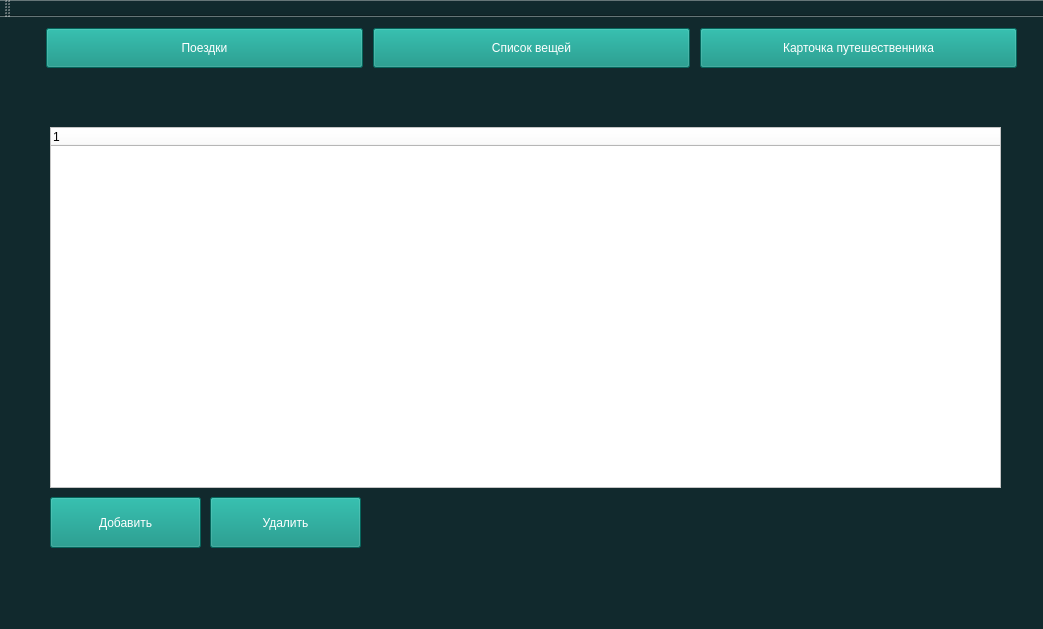
Mrx-x/TravelerGuide, file src/mainwindow.ui: the form before one commit.
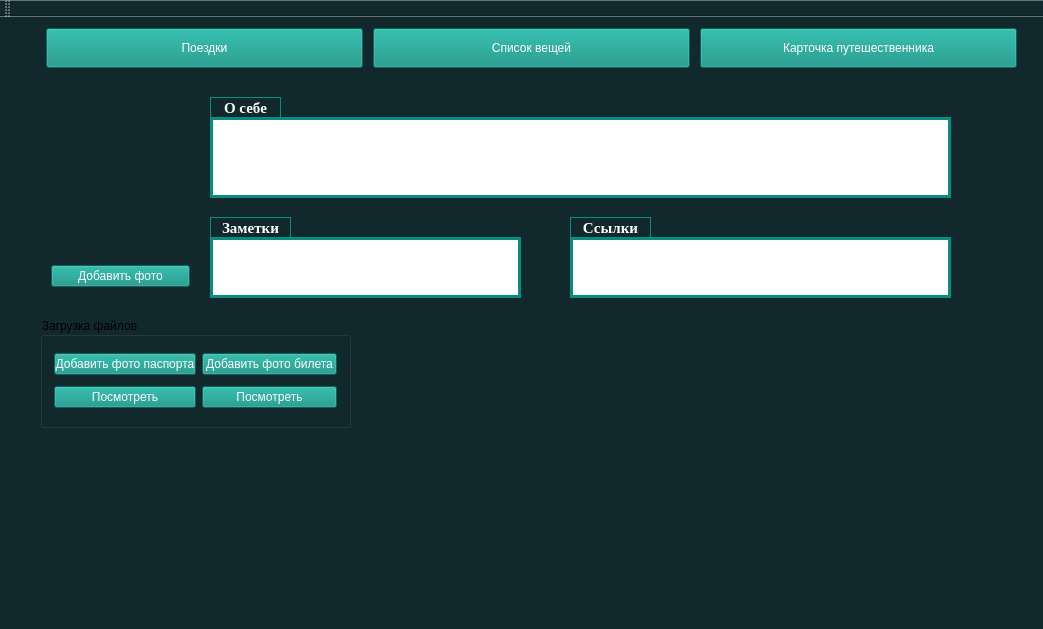
The form after the commit. Icons and pictures are not drawn.

What changed in the file:
```diff
--- a/src/mainwindow.ui
+++ b/src/mainwindow.ui
@@ -30,7 +30,7 @@
      </rect>
     </property>
     <property name="currentIndex">
-     <number>2</number>
+     <number>3</number>
     </property>
     <widget class="QWidget" name="page">
      <widget class="QLabel" name="label">
@@ -268,6 +268,258 @@
       </property>
      </widget>
     </widget>
+    <widget class="QWidget" name="page_4">
+     <widget class="QLabel" name="lAboutMe">
+      <property name="geometry">
+       <rect>
+        <x>170</x>
+        <y>10</y>
+        <width>71</width>
+        <height>21</height>
+       </rect>
+      </property>
+      <property name="font">
+       <font>
+        <family>Times New Roman</family>
+        <pointsize>11</pointsize>
+        <weight>75</weight>
+        <italic>false</italic>
+        <bold>true</bold>
+       </font>
+      </property>
+      <property name="styleSheet">
+       <string notr="true">color: white;
+border-style: solid;
+ border-width: 1px; 
+border-color: rgb(7, 142, 128);</string>
+      </property>
+      <property name="text">
+       <string>О себе</string>
+      </property>
+      <property name="alignment">
+       <set>Qt::AlignCenter</set>
+      </property>
+     </widget>
+     <widget class="QLineEdit" name="leAboutMe">
+      <property name="geometry">
+       <rect>
+        <x>170</x>
+        <y>30</y>
+        <width>741</width>
+        <height>81</height>
+       </rect>
+      </property>
+      <property name="font">
+       <font>
+        <pointsize>9</pointsize>
+       </font>
+      </property>
+      <property name="styleSheet">
+       <string notr="true">background-color: rgb(255, 255, 255);
+color: rgb(0, 0, 0);
+
+border-style: solid;
+ border-width: 3px; 
+border-color: rgb(7, 142, 128);</string>
+      </property>
+      <property name="alignment">
+       <set>Qt::AlignLeading|Qt::AlignLeft|Qt::AlignTop</set>
+      </property>
+     </widget>
+     <widget class="QLineEdit" name="leNotes">
+      <property name="geometry">
+       <rect>
+        <x>170</x>
+        <y>150</y>
+        <width>311</width>
+        <height>61</height>
+       </rect>
+      </property>
+      <property name="styleSheet">
+       <string notr="true">background-color: rgb(255, 255, 255);
+color: rgb(0, 0, 0);
+
+border-style: solid;
+ border-width: 3px; 
+border-color: rgb(7, 142, 128);</string>
+      </property>
+     </widget>
+     <widget class="QLabel" name="lNotes">
+      <property name="geometry">
+       <rect>
+        <x>170</x>
+        <y>130</y>
+        <width>81</width>
+        <height>21</height>
+       </rect>
+      </property>
+      <property name="font">
+       <font>
+        <family>Times New Roman</family>
+        <pointsize>11</pointsize>
+        <weight>75</weight>
+        <bold>true</bold>
+       </font>
+      </property>
+      <property name="styleSheet">
+       <string notr="true">color: white;
+border-style: solid;
+ border-width: 1px; 
+border-color: rgb(7, 142, 128);</string>
+      </property>
+      <property name="text">
+       <string>Заметки</string>
+      </property>
+      <property name="alignment">
+       <set>Qt::AlignCenter</set>
+      </property>
+     </widget>
+     <widget class="QLabel" name="lReferences">
+      <property name="geometry">
+       <rect>
+        <x>530</x>
+        <y>130</y>
+        <width>81</width>
+        <height>21</height>
+       </rect>
+      </property>
+      <property name="font">
+       <font>
+        <family>Times New Roman</family>
+        <pointsize>11</pointsize>
+        <weight>75</weight>
+        <bold>true</bold>
+       </font>
+      </property>
+      <property name="styleSheet">
+       <string notr="true">color: white;
+border-style: solid;
+ border-width: 1px; 
+border-color: rgb(7, 142, 128);</string>
+      </property>
+      <property name="text">
+       <string>Ссылки</string>
+      </property>
+      <property name="alignment">
+       <set>Qt::AlignCenter</set>
+      </property>
+     </widget>
+     <widget class="QLineEdit" name="leReferences">
+      <property name="geometry">
+       <rect>
+        <x>530</x>
+        <y>150</y>
+        <width>381</width>
+        <height>61</height>
+       </rect>
+      </property>
+      <property name="styleSheet">
+       <string notr="true">background-color: rgb(255, 255, 255);
+color: rgb(0, 0, 0);
+
+border-style: solid;
+ border-width: 3px; 
+border-color: rgb(7, 142, 128);</string>
+      </property>
+     </widget>
+     <widget class="QGroupBox" name="groupBox_2">
+      <property name="geometry">
+       <rect>
+        <x>0</x>
+        <y>230</y>
+        <width>311</width>
+        <height>111</height>
+       </rect>
+      </property>
+      <property name="title">
+       <string>Загрузка файлов</string>
+      </property>
+      <layout class="QGridLayout" name="gridLayout">
+       <item row="0" column="0">
+        <widget class="QPushButton" name="pbAddPassport">
+         <property name="styleSheet">
+          <string notr="true">color: rgb(255, 255, 255);
+background-color: rgb(7, 142, 128);</string>
+         </property>
+         <property name="text">
+          <string>Добавить фото паспорта</string>
+         </property>
+        </widget>
+       </item>
+       <item row="0" column="1">
+        <widget class="QPushButton" name="pbAddTicket">
+         <property name="styleSheet">
+          <string notr="true">color: rgb(255, 255, 255);
+background-color: rgb(7, 142, 128);
+
+</string>
+         </property>
+         <property name="text">
+          <string>Добавить фото билета</string>
+         </property>
+        </widget>
+       </item>
+       <item row="1" column="0">
+        <widget class="QPushButton" name="pbViewPassport">
+         <property name="styleSheet">
+          <string notr="true">color: rgb(255, 255, 255);
+background-color: rgb(7, 142, 128);</string>
+         </property>
+         <property name="text">
+          <string>Посмотреть</string>
+         </property>
+        </widget>
+       </item>
+       <item row="1" column="1">
+        <widget class="QPushButton" name="pbViewTicket">
+         <property name="styleSheet">
+          <string notr="true">color: rgb(255, 255, 255);
+background-color: rgb(7, 142, 128);</string>
+         </property>
+         <property name="text">
+          <string>Посмотреть</string>
+         </property>
+        </widget>
+       </item>
+      </layout>
+     </widget>
+     <widget class="QWidget" name="layoutWidget">
+      <property name="geometry">
+       <rect>
+        <x>0</x>
+        <y>10</y>
+        <width>161</width>
+        <height>201</height>
+       </rect>
+      </property>
+      <layout class="QVBoxLayout" name="verticalLayout_3">
+       <item>
+        <widget class="QLabel" name="profileLogo">
+         <property name="text">
+          <string/>
+         </property>
+         <property name="pixmap">
+          <pixmap>../user.png</pixmap>
+         </property>
+         <property name="alignment">
+          <set>Qt::AlignCenter</set>
+         </property>
+        </widget>
+       </item>
+       <item>
+        <widget class="QPushButton" name="pbAddPhoto">
+         <property name="styleSheet">
+          <string notr="true">color: rgb(255, 255, 255);
+background-color: rgb(7, 142, 128);</string>
+         </property>
+         <property name="text">
+          <string>Добавить фото</string>
+         </property>
+        </widget>
+       </item>
+      </layout>
+     </widget>
+    </widget>
    </widget>
    <widget class="QWidget" name="layoutWidget">
     <property name="geometry">
```
Left out of the diff: 2 changed lines with no effect on the pictures.
